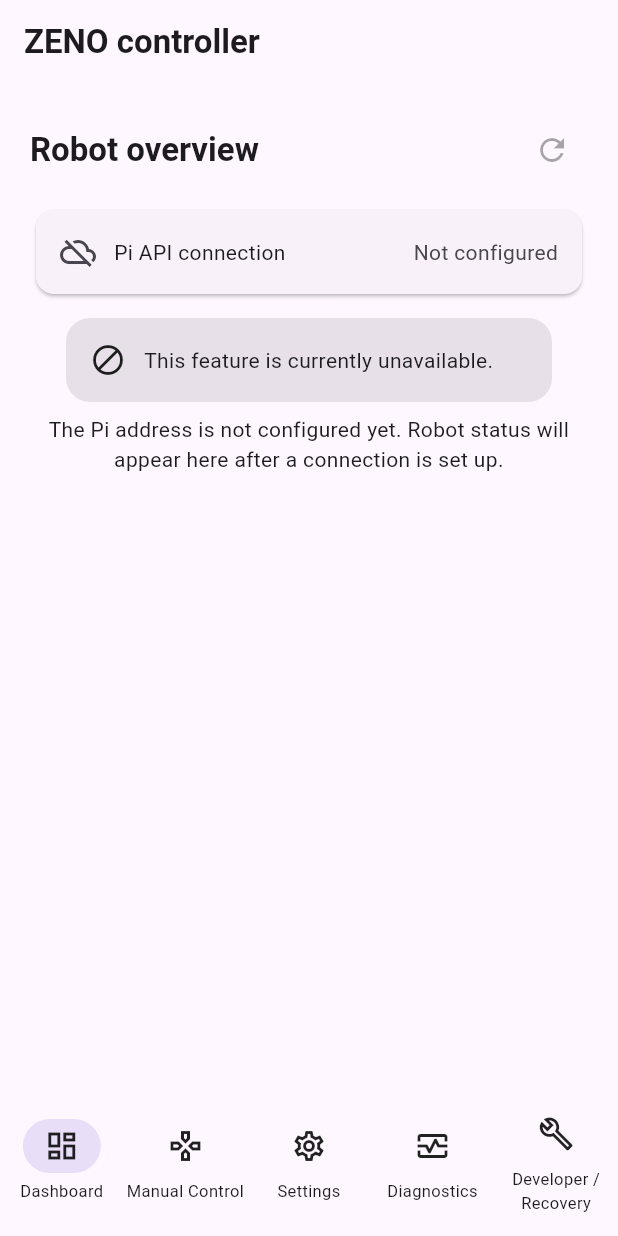
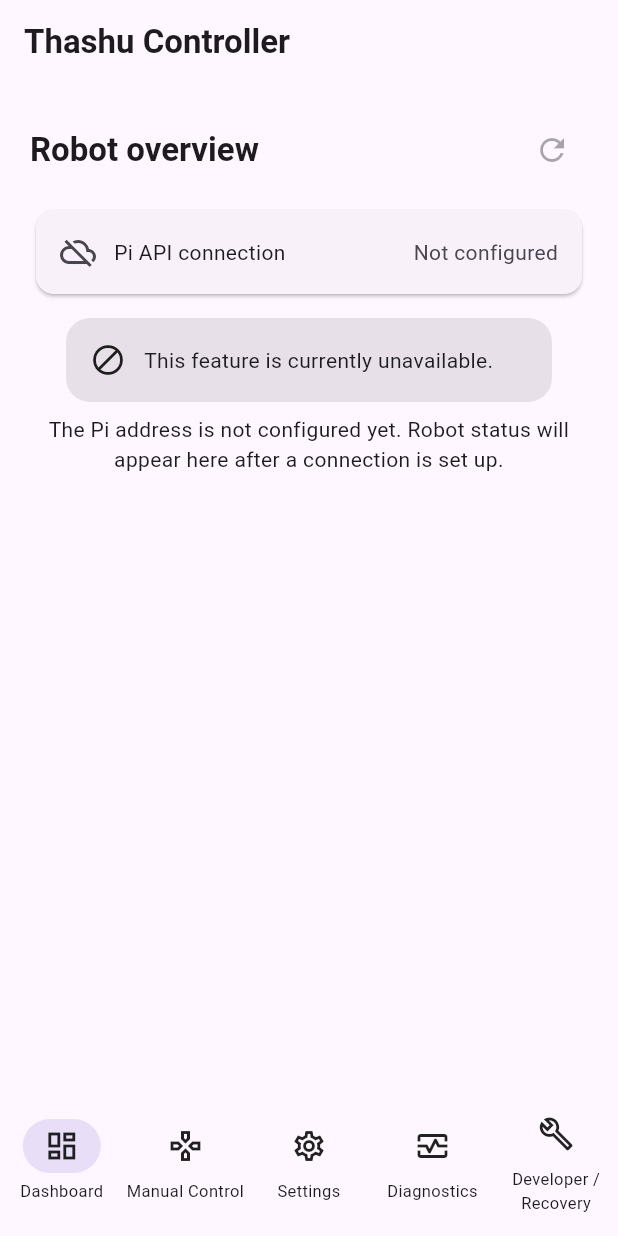
Before and after one commit to sg9242182-bot/ThashuRobot, a Flutter app: the screen it shows after launch, on a phone screen of 412 x 824 dp. Run offline on Flutter 3.47's test engine with Material 3 defaults, Android fonts, the phone set to English and light mode, and no system bars; our stand-ins replace flutter_secure_storage.

Commit message:
Rename app title to Thashu Controller

```diff
--- a/mobile/flutter/lib/app/app.dart
+++ b/mobile/flutter/lib/app/app.dart
@@ -172,7 +172,7 @@ class _ZenoNavigationShellState extends State<ZenoNavigationShell> {
   @override
   Widget build(BuildContext context) {
     return Scaffold(
-      appBar: AppBar(title: const Text('ZENO controller')),
+      appBar: AppBar(title: const Text('Thashu Controller')),
       body: _selectedIndex == 0
           ? DashboardPage(apiClient: _apiClient)
           : _selectedIndex == 1
```
